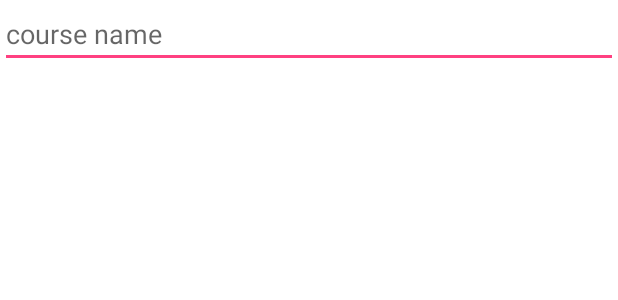
After one commit to Devsoc-BPGC/comrades, an Android app: the layout dialog_add_course.xml on its own in the app's theme, with its tools: preview values and no code run, on a phone screen of 412 x 824 dp. The commit adds this screen. Shown: the top 300 px of the screen. Run offline under Robolectric (Android 15) with nearby library versions, the phone set to English and light mode, and no system bars.

```diff
--- a/androidClient/app/src/main/java/com/macbitsgoa/comrades/CourseActivity.java
+++ b/androidClient/app/src/main/java/com/macbitsgoa/comrades/CourseActivity.java
@@ -8,6 +8,7 @@ import androidx.appcompat.app.AppCompatActivity;
 
 public class CourseActivity extends AppCompatActivity {
 
+    public static final String EXTRA_COURSE_NAME = "courseName";
     @Override
     protected void onCreate(final Bundle savedInstanceState) {
         super.onCreate(savedInstanceState);
--- a/androidClient/app/src/main/res/layout/activity_main.xml
+++ b/androidClient/app/src/main/res/layout/activity_main.xml
@@ -9,6 +9,7 @@
 
     <androidx.recyclerview.widget.RecyclerView
         android:id="@+id/rv_course_list"
+        android:layout_marginTop="?android:attr/actionBarSize"
         android:layout_width="match_parent"
         android:layout_height="match_parent" />
 
--- /dev/null
+++ b/androidClient/app/src/main/res/layout/dialog_add_course.xml
@@ -0,0 +1,19 @@
+<?xml version="1.0" encoding="utf-8"?>
+<androidx.constraintlayout.widget.ConstraintLayout xmlns:android="http://schemas.android.com/apk/res/android"
+    xmlns:app="http://schemas.android.com/apk/res-auto"
+    android:layout_width="match_parent"
+    android:layout_height="wrap_content"
+    android:orientation="vertical">
+
+    <EditText
+        android:id="@+id/et_course_name"
+        android:layout_width="0dp"
+        android:layout_height="wrap_content"
+        android:hint="@string/course_name"
+        android:inputType="textCapWords"
+        app:layout_constraintEnd_toEndOf="parent"
+        app:layout_constraintStart_toStartOf="parent"
+        app:layout_constraintTop_toTopOf="parent" />
+
+
+</androidx.constraintlayout.widget.ConstraintLayout>
--- a/androidClient/app/src/main/res/values/strings.xml
+++ b/androidClient/app/src/main/res/values/strings.xml
@@ -15,4 +15,8 @@
     <string name="retry">Retry</string>
     <string name="bits_only_email_allowed">Only BITS email is allowed</string>
     <string name="sign_out">Sign Out</string>
+    <string name="add_course">Add Course</string>
+    <string name="cancel">Cancel</string>
+    <string name="course_name">course name</string>
+    <string name="warn_empty_course_name">Course came should now be empty</string>
 </resources>
```
Also changed, not shown: androidClient/app/src/main/java/com/macbitsgoa/comrades/AddCourseFragment.java (added, +48 -0 lines), androidClient/app/src/main/java/com/macbitsgoa/comrades/Course.java (added, +28 -0 lines), androidClient/app/src/main/java/com/macbitsgoa/comrades/CourseAdapter.java (added, +59 -0 lines), androidClient/app/src/main/java/com/macbitsgoa/comrades/CourseVh.java (added, +32 -0 lines), androidClient/app/src/main/java/com/macbitsgoa/comrades/FirebaseKeys.java (added, +8 -0 lines), androidClient/app/src/main/java/com/macbitsgoa/comrades/MainActivity.java (+12 -1 lines), androidClient/app/src/main/res/layout/vh_course.xml (added, +18 -0 lines), 1 other file.
